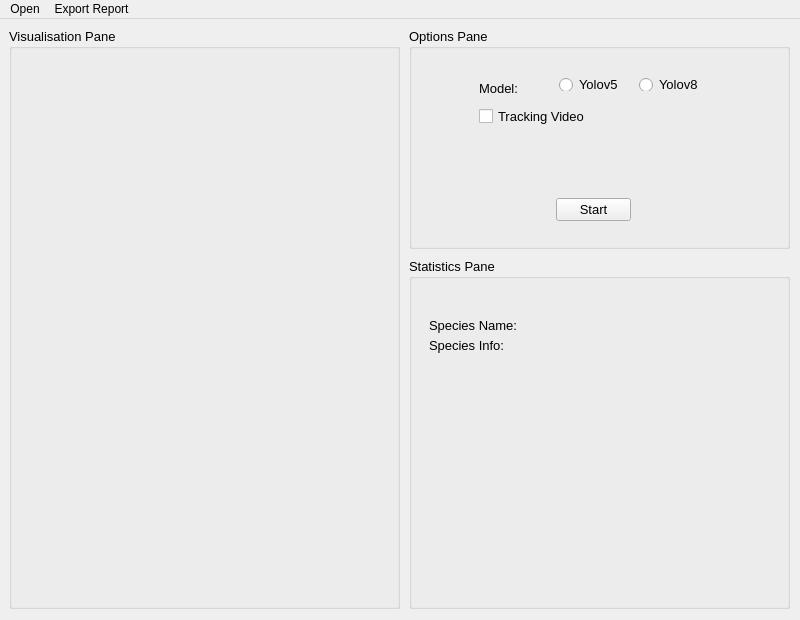
Before: the Qt Designer form Python PyQT5/interface.ui in KameliaBnh/DemoRepo, drawn with Qt 5.
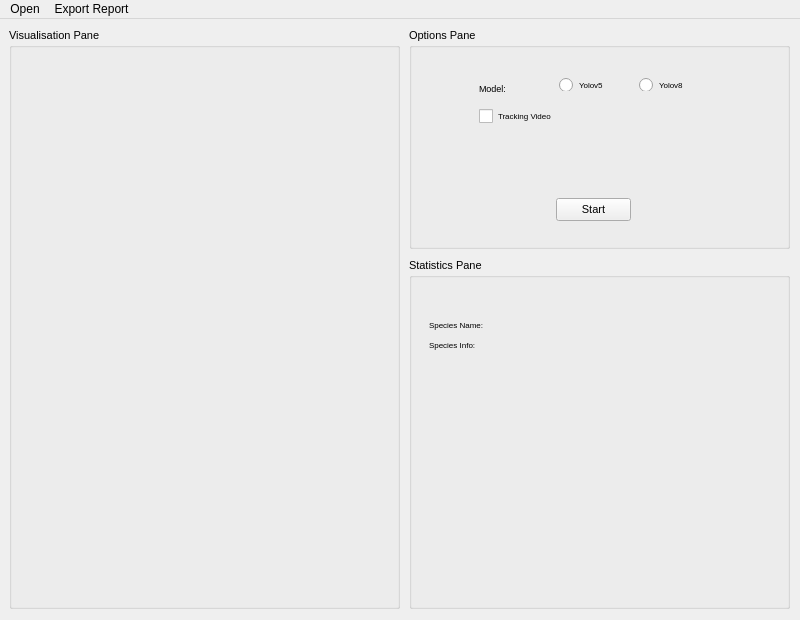
After: the same form once the commit is applied.

Patch:
```diff
--- a/Python PyQT5/interface.ui
+++ b/Python PyQT5/interface.ui
@@ -31,7 +31,7 @@
     </property>
     <property name="font">
      <font>
-      <pointsize>10</pointsize>
+      <pointsize>8</pointsize>
      </font>
     </property>
     <property name="title">
@@ -46,6 +46,11 @@
        <height>571</height>
       </rect>
      </property>
+     <property name="font">
+      <font>
+       <pointsize>8</pointsize>
+      </font>
+     </property>
      <property name="frameShape">
       <enum>QFrame::NoFrame</enum>
      </property>
@@ -86,7 +91,7 @@
     </property>
     <property name="font">
      <font>
-      <pointsize>10</pointsize>
+      <pointsize>8</pointsize>
      </font>
     </property>
     <property name="title">
@@ -123,14 +128,14 @@
       </property>
       <property name="font">
        <font>
-        <pointsize>10</pointsize>
+        <pointsize>6</pointsize>
        </font>
       </property>
       <property name="locale">
        <locale language="English" country="UnitedKingdom"/>
       </property>
       <property name="text">
-       <string>&lt;html&gt;&lt;head/&gt;&lt;body&gt;&lt;p&gt;&lt;span style=&quot; font-size:10pt;&quot;&gt;Model:&lt;/span&gt;&lt;/p&gt;&lt;/body&gt;&lt;/html&gt;</string>
+       <string>&lt;html&gt;&lt;head/&gt;&lt;body&gt;&lt;p&gt;&lt;span style=&quot; font-size:7pt;&quot;&gt;Model:&lt;/span&gt;&lt;/p&gt;&lt;/body&gt;&lt;/html&gt;</string>
       </property>
       <property name="textFormat">
        <enum>Qt::AutoText</enum>
@@ -147,7 +152,7 @@
       </property>
       <property name="font">
        <font>
-        <pointsize>10</pointsize>
+        <pointsize>6</pointsize>
        </font>
       </property>
       <property name="text">
@@ -168,7 +173,7 @@
       </property>
       <property name="font">
        <font>
-        <pointsize>10</pointsize>
+        <pointsize>6</pointsize>
        </font>
       </property>
       <property name="text">
@@ -189,7 +194,7 @@
       </property>
       <property name="font">
        <font>
-        <pointsize>10</pointsize>
+        <pointsize>6</pointsize>
        </font>
       </property>
       <property name="text">
@@ -207,7 +212,7 @@
       </property>
       <property name="font">
        <font>
-        <pointsize>10</pointsize>
+        <pointsize>8</pointsize>
        </font>
       </property>
       <property name="text">
@@ -227,7 +232,7 @@
     </property>
     <property name="font">
      <font>
-      <pointsize>10</pointsize>
+      <pointsize>8</pointsize>
      </font>
     </property>
     <property name="title">
@@ -244,7 +249,7 @@
      </property>
      <property name="font">
       <font>
-       <pointsize>10</pointsize>
+       <pointsize>8</pointsize>
       </font>
      </property>
      <property name="frameShape">
@@ -258,13 +263,13 @@
        <rect>
         <x>20</x>
         <y>50</y>
-        <width>91</width>
+        <width>131</width>
         <height>16</height>
        </rect>
       </property>
       <property name="font">
        <font>
-        <pointsize>10</pointsize>
+        <pointsize>6</pointsize>
        </font>
       </property>
       <property name="text">
@@ -276,13 +281,13 @@
        <rect>
         <x>20</x>
         <y>70</y>
-        <width>91</width>
+        <width>111</width>
         <height>16</height>
        </rect>
       </property>
       <property name="font">
        <font>
-        <pointsize>10</pointsize>
+        <pointsize>6</pointsize>
        </font>
       </property>
       <property name="text">
```
